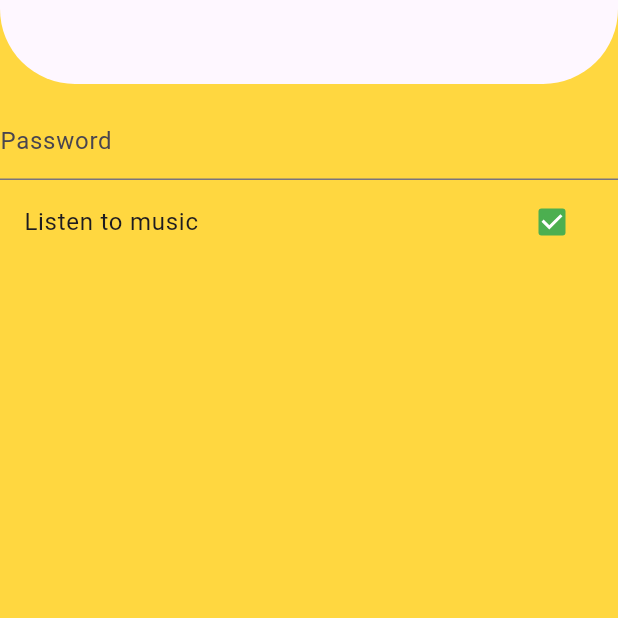
After one commit to pinareray/Flutter-Full-Learn, a Flutter app: the screen it shows after launch, on a phone screen of 412 x 824 dp, the top half of it. The commit adds this screen. Run offline on Flutter 3.47's test engine with Material 3 defaults, Android fonts, the phone set to English and light mode, and no system bars; our stand-ins replace dio, flutter_spinkit.

Commit message:
pubdev usage and textfield

```diff
--- a/analysis_options.yaml
+++ b/analysis_options.yaml
@@ -7,6 +7,9 @@
 
 # The following line activates a set of recommended lints for Flutter apps,
 # packages, and plugins designed to encourage good coding practices.
+analyzer:
+  errors:
+    await_only_futures: ignore ignore
 include: package:flutter_lints/flutter.yaml
 
 linter:
--- /dev/null
+++ b/lib/202/theme/light_theme.dart
@@ -0,0 +1,31 @@
+import 'package:flutter/material.dart';
+
+class LighTheme {
+  final _lightColor = _LightColor();
+  late ThemeData theme;
+
+  LighTheme(){
+    theme =  ThemeData(
+    appBarTheme: AppBarTheme(
+      shape: RoundedRectangleBorder(
+        borderRadius: BorderRadius.vertical(bottom: Radius.circular(50)),
+      ),
+    ),
+    scaffoldBackgroundColor: Colors.amberAccent,
+    floatingActionButtonTheme: const FloatingActionButtonThemeData(backgroundColor: Colors.green),
+    buttonTheme: ButtonThemeData(
+      colorScheme: ColorScheme.light(onPrimary: Colors.purple, onSecondary: _lightColor.fiveStar)),
+    checkboxTheme: CheckboxThemeData(
+      fillColor: WidgetStateProperty.all(Colors.green),
+      side: BorderSide(color: Colors.black),
+    ),
+    textTheme: ThemeData.light().textTheme.copyWith(titleMedium: TextStyle(fontSize: 20,color: _lightColor._textColor))
+  );
+  }
+}
+
+class _LightColor{
+  final Color _textColor = const Color.fromARGB(255, 27, 25, 25);
+  final Color fiveStar = const Color.fromRGBO(255, 171, 75, 1);
+  final Color sagarPurple = const Color.fromRGBO(106, 49, 211,1);
+}
--- /dev/null
+++ b/lib/202/theme_learn_view.dart
@@ -0,0 +1,24 @@
+import 'package:flutter/material.dart';
+import 'package:flutter_full_learn/demos/password_text_field.dart';
+
+class ThemeLearnView extends StatefulWidget {
+  const ThemeLearnView({super.key});
+
+  @override
+  State<ThemeLearnView> createState() => _ThemeLearnViewState();
+}
+
+class _ThemeLearnViewState extends State<ThemeLearnView> {
+  @override
+  Widget build(BuildContext context) {
+    return Scaffold(
+      appBar: AppBar(),
+      body: Column(children: [
+        const PasswordTextField(),
+        CheckboxListTile(value: true, onChanged: (val){},
+        title: Text('Listen to music'))
+      ],),
+
+    );
+  }
+}
--- /dev/null
+++ b/lib/demos/password_text_field.dart
@@ -0,0 +1,46 @@
+import 'package:flutter/material.dart';
+
+class PasswordTextField extends StatefulWidget {
+  const PasswordTextField({super.key, this.controller});
+  final TextEditingController? controller;
+
+  @override
+  State<PasswordTextField> createState() => _PasswordTextFieldState();
+}
+
+class _PasswordTextFieldState extends State<PasswordTextField> {
+  final _obscureText = '#';
+  bool _isSecure = true;
+
+  void _changeLoading() {
+    setState(() {
+      _isSecure = !_isSecure;
+    });
+
+  }
+
+  @override
+  Widget build(BuildContext context) {
+    return TextField(
+      controller: widget.controller,
+      autofillHints: [AutofillHints.password],
+      keyboardType: TextInputType.visiblePassword,
+      obscureText: _isSecure,
+      obscuringCharacter: _obscureText,
+      decoration: InputDecoration(border: const UnderlineInputBorder(),hintText: 'Password',
+      suffix: _onVisibilityIcon(),
+      ),
+    );
+  }
+
+  IconButton _onVisibilityIcon() {
+    return IconButton(
+      onPressed: _changeLoading,
+      icon: AnimatedCrossFade(
+        firstChild: const Icon(Icons.visibility_outlined),
+        secondChild: const Icon(Icons.visibility_off_outlined),
+        crossFadeState: _isSecure ? CrossFadeState.showFirst : CrossFadeState.showSecond,
+        duration: Duration(seconds: 3)),
+      );
+  }
+}
--- a/lib/main.dart
+++ b/lib/main.dart
@@ -25,10 +25,13 @@ import 'package:flutter_full_learn/101/stateless_learn.dart';
 import 'package:flutter_full_learn/101/text_field_learn.dart';
 import 'package:flutter_full_learn/101/text_learn_view.dart';
 import 'package:flutter_full_learn/202/model_learn_view.dart';
+import 'package:flutter_full_learn/202/package/loading_bar.dart';
 import 'package:flutter_full_learn/202/package_learn_view.dart';
 import 'package:flutter_full_learn/202/service/service_learn_get_view.dart';
 import 'package:flutter_full_learn/202/service/service_post_learn_view.dart';
 import 'package:flutter_full_learn/202/tab_learn.dart';
+import 'package:flutter_full_learn/202/theme/light_theme.dart';
+import 'package:flutter_full_learn/202/theme_learn_view.dart';
 import 'package:flutter_full_learn/demos/color_demos_view.dart';
 import 'package:flutter_full_learn/demos/color_life_cycle.dart';
 import 'package:flutter_full_learn/demos/my_collections_demos.dart';
@@ -48,8 +51,8 @@ class MyApp extends StatelessWidget {
     return MaterialApp(
       title: 'Flutter Demo',
       debugShowCheckedModeBanner: false,
-      theme: ThemeData.dark().copyWith(
-        tabBarTheme: const TabBarTheme(
+      theme: LighTheme().theme,
+       /* tabBarTheme: const TabBarTheme(
           labelColor: Colors.white,
           unselectedLabelColor: Colors.red,
           indicatorSize: TabBarIndicatorSize.label,),
@@ -60,15 +63,15 @@ class MyApp extends StatelessWidget {
         listTileTheme: const ListTileThemeData(contentPadding: EdgeInsets.zero),
         cardTheme: CardTheme(
         shape: RoundedRectangleBorder(borderRadius: BorderRadius.circular(20))
-        ),
+        ), *
         appBarTheme: const AppBarTheme(
           centerTitle: true,
           backgroundColor: Colors.transparent,
           systemOverlayStyle: SystemUiOverlayStyle.light,
           elevation: 0,
-        )
-      ),
-      home: const PackageLearnView(),
+        )), */
+
+      home: const ThemeLearnView(),
     );
   }
 }
```
Also changed, not shown: lib/202/package/launch_mixin.dart (added, +16 -0 lines), lib/202/package_learn_view.dart (+18 -2 lines), lib/202/widget_size_enum_learn_view.dart (added, +37 -0 lines), pubspec.yaml (+12 -10 lines), pubspec.lock, 17 other files.
